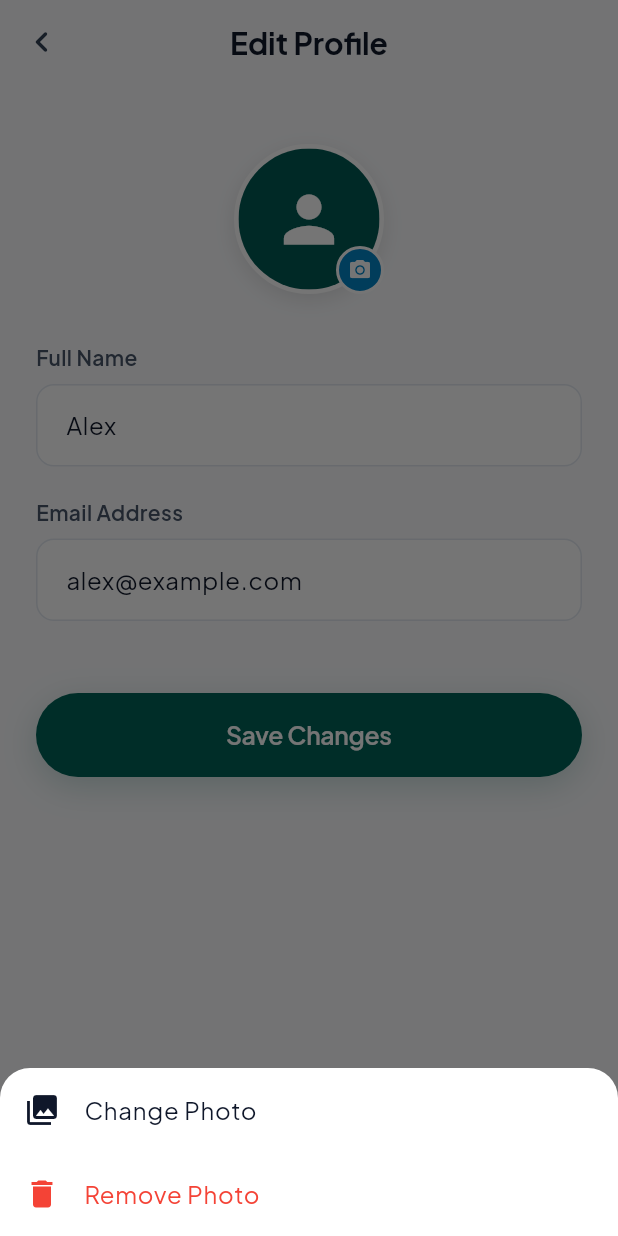
After one commit to thaveeshatk/Fitness-App, a Flutter app: the EditProfileScreen screen opened directly, after a tap on the "person" icon, on a phone screen of 412 x 824 dp. The commit adds this screen. Run offline on Flutter 3.47's test engine with Material 3 defaults, Android fonts, the phone set to English and light mode, and no system bars; our stand-ins replace cloud_firestore, firebase_auth, firebase_core, google_fonts; accounts and stored records are empty; network calls fail.

Commit message:
feat: add authentication service and profile management screens(edit profile)

```diff
--- a/lib/features/auth/data/services/auth_service.dart
+++ b/lib/features/auth/data/services/auth_service.dart
@@ -30,7 +30,7 @@ class AuthService {
   ];
 
   /// Updates profile picture URL across the app and notifies all listeners
-  static Future<void> updateProfilePhoto(String newPhotoUrl) async {
+  static Future<void> updateProfilePhoto(String? newPhotoUrl) async {
     final current = _currentUser ?? AuthUser.mockDefault();
     _currentUser = current.copyWith(photoUrl: newPhotoUrl);
     userNotifier.value = _currentUser;
@@ -44,6 +44,46 @@ class AuthService {
         developer.log('Failed updating Firebase user photo: $e', name: 'AuthService');
       }
     }
+  }
+
+  /// Updates profile information including name, email, and optionally photo.
+  static Future<void> updateProfileInfo({
+    required String name,
+    required String email,
+    String? photoUrl,
+  }) async {
+    final current = _currentUser ?? AuthUser.mockDefault();
+    _currentUser = AuthUser(
+      uid: current.uid,
+      name: name,
+      email: email,
+      photoUrl: photoUrl ?? current.photoUrl,
+    );
+    userNotifier.value = _currentUser;
+
+    developer.log('Updated profile info: $name, $email', name: 'AuthService');
+
+    if (FirebaseService.isInitialized) {
+      try {
+        final fbUser = FirebaseAuth.instance.currentUser;
+        if (fbUser != null) {
+          if (name != fbUser.displayName) {
+            await fbUser.updateDisplayName(name);
+          }
+          if (photoUrl != null && photoUrl != fbUser.photoURL) {
+            await fbUser.updatePhotoURL(photoUrl);
+          }
+          if (email != fbUser.email) {
+            await fbUser.verifyBeforeUpdateEmail(email); // Firebase recommended way
+          }
+        }
+      } catch (e) {
+        developer.log('Failed updating Firebase user info: $e', name: 'AuthService');
+      }
+    }
+
+    // Simulate network delay for local usage
+    await Future.delayed(const Duration(milliseconds: 500));
   }
 
   /// Sign in with Email and Password
--- /dev/null
+++ b/lib/features/profile/presentation/screens/edit_profile_screen.dart
@@ -0,0 +1,329 @@
+import 'package:flutter/material.dart';
+import 'package:google_fonts/google_fonts.dart';
+import '../../../../core/widgets/primary_pill_button.dart';
+import '../../../../core/widgets/user_avatar.dart';
+import '../../../auth/data/services/auth_service.dart';
+
+class EditProfileScreen extends StatefulWidget {
+  const EditProfileScreen({super.key});
+
+  @override
+  State<EditProfileScreen> createState() => _EditProfileScreenState();
+}
+
+class _EditProfileScreenState extends State<EditProfileScreen> {
+  final _formKey = GlobalKey<FormState>();
+  late TextEditingController _nameController;
+  late TextEditingController _emailController;
+  String? _currentPhotoUrl;
+  bool _isLoading = false;
+
+  @override
+  void initState() {
+    super.initState();
+    final user = AuthService.currentUser;
+    _nameController = TextEditingController(text: user.name);
+    _emailController = TextEditingController(text: user.email);
+    _currentPhotoUrl = user.photoUrl;
+  }
+
+  @override
+  void dispose() {
+    _nameController.dispose();
+    _emailController.dispose();
+    super.dispose();
+  }
+
+  bool _hasUnsavedChanges() {
+    final user = AuthService.currentUser;
+    return _nameController.text != user.name ||
+        _emailController.text != user.email ||
+        _currentPhotoUrl != user.photoUrl;
+  }
+
+  Future<bool> _onWillPop() async {
+    if (!_hasUnsavedChanges()) return true;
+
+    final shouldDiscard = await showDialog<bool>(
+      context: context,
+      builder: (context) => AlertDialog(
+        title: Text(
+          'Discard changes?',
+          style: GoogleFonts.plusJakartaSans(fontWeight: FontWeight.bold),
+        ),
+        content: Text(
+          'You have unsaved changes. Are you sure you want to discard them?',
+          style: GoogleFonts.plusJakartaSans(),
+        ),
+        actions: [
+          TextButton(
+            onPressed: () => Navigator.pop(context, false),
+            child: const Text('Cancel'),
+          ),
+          TextButton(
+            onPressed: () => Navigator.pop(context, true),
+            child: const Text('Discard', style: TextStyle(color: Colors.red)),
+          ),
+        ],
+      ),
+    );
+
+    return shouldDiscard ?? false;
+  }
+
+  void _showPhotoOptions() {
+    showModalBottomSheet(
+      context: context,
+      shape: const RoundedRectangleBorder(
+        borderRadius: BorderRadius.vertical(top: Radius.circular(20)),
+      ),
+      builder: (context) {
+        return SafeArea(
+          child: Column(
+            mainAxisSize: MainAxisSize.min,
+            children: [
+              ListTile(
+                leading: const Icon(Icons.photo_library),
+                title: Text('Change Photo', style: GoogleFonts.plusJakartaSans()),
+                onTap: () {
+                  Navigator.pop(context);
+                  // For demo, we just cycle through preset avatars
+                  final presets = AuthService.presetAvatars;
+                  setState(() {
+                    _currentPhotoUrl = presets[(presets.indexOf(_currentPhotoUrl ?? '') + 1) % presets.length];
+                  });
+                },
+              ),
+              ListTile(
+                leading: const Icon(Icons.delete, color: Colors.red),
+                title: Text('Remove Photo', style: GoogleFonts.plusJakartaSans(color: Colors.red)),
+                onTap: () {
+                  Navigator.pop(context);
+                  setState(() {
+                    _currentPhotoUrl = null;
+                  });
+                },
+              ),
+            ],
+          ),
+        );
+      },
+    );
+  }
+
+  Future<void> _saveChanges() async {
+    if (!_formKey.currentState!.validate()) return;
+
+    setState(() => _isLoading = true);
+
+    try {
+      await AuthService.updateProfileInfo(
+        name: _nameController.text.trim(),
+        email: _emailController.text.trim(),
+        photoUrl: _currentPhotoUrl,
+      );
+
+      if (mounted) {
+        ScaffoldMessenger.of(context).showSnackBar(
+          const SnackBar(content: Text('Profile updated successfully!')),
+        );
+        Navigator.pop(context);
+      }
+    } catch (e) {
+      if (mounted) {
+        ScaffoldMessenger.of(context).showSnackBar(
+          SnackBar(content: Text('Failed to update profile: $e')),
+        );
+      }
+    } finally {
+      if (mounted) {
+        setState(() => _isLoading = false);
+      }
+    }
+  }
+
+  @override
+  Widget build(BuildContext context) {
+    return WillPopScope(
+      onWillPop: _onWillPop,
+      child: Scaffold(
+        backgroundColor: const Color(0xFFFAFBFD),
+        appBar: AppBar(
+          backgroundColor: const Color(0xFFFAFBFD),
+          elevation: 0,
+          leading: IconButton(
+            icon: const Icon(Icons.chevron_left_rounded, color: Color(0xFF334155), size: 28),
+            onPressed: () async {
+              if (await _onWillPop()) {
+                Navigator.pop(context);
+              }
+            },
+          ),
+          title: Text(
+            'Edit Profile',
+            style: GoogleFonts.plusJakartaSans(
+              fontSize: 20,
+              fontWeight: FontWeight.w700,
+              color: const Color(0xFF0F172A),
+            ),
+          ),
+          centerTitle: true,
+        ),
+        body: SafeArea(
+          child: SingleChildScrollView(
+            padding: const EdgeInsets.all(24.0),
+            child: Form(
+              key: _formKey,
+              child: Column(
+                crossAxisAlignment: CrossAxisAlignment.center,
+                children: [
+                  const SizedBox(height: 16),
+                  Center(
+                    child: GestureDetector(
+                      onTap: _showPhotoOptions,
+                      child: Stack(
+                        clipBehavior: Clip.none,
+                        children: [
+                          Container(
+                            width: 100,
+                            height: 100,
+                            decoration: BoxDecoration(
+                              shape: BoxShape.circle,
+                              border: Border.all(color: Colors.white, width: 3),
+                              boxShadow: [
+                                BoxShadow(
+                                  color: Colors.black.withOpacity(0.1),
+                                  blurRadius: 10,
+                                  offset: const Offset(0, 4),
+                                ),
+                              ],
+                            ),
+                            child: ClipOval(
+                              child: _currentPhotoUrl != null
+                                  ? Image.network(
+                                      _currentPhotoUrl!,
+                                      fit: BoxFit.cover,
+                                      errorBuilder: (_, __, ___) => _buildFallbackAvatar(),
+                                    )
+                                  : _buildFallbackAvatar(),
+                            ),
+                          ),
+                          Positioned(
+                            right: 0,
+                            bottom: 0,
+                            child: Container(
+                              padding: const EdgeInsets.all(6),
+                              decoration: BoxDecoration(
+                                color: const Color(0xFF0284C7),
+                                shape: BoxShape.circle,
+                                border: Border.all(color: Colors.white, width: 2),
+                              ),
+                              child: const Icon(Icons.camera_alt, color: Colors.white, size: 16),
+                            ),
+                          ),
+                        ],
+                      ),
+                    ),
+                  ),
+                  const SizedBox(height: 32),
+                  _buildTextField(
+                    label: 'Full Name',
+                    controller: _nameController,
+                    validator: (val) {
+                      if (val == null || val.trim().isEmpty) return 'Name is required';
+                      return null;
+                    },
+                  ),
+                  const SizedBox(height: 20),
+                  _buildTextField(
+                    label: 'Email Address',
+                    controller: _emailController,
+                    keyboardType: TextInputType.emailAddress,
+                    validator: (val) {
+                      if (val == null || val.trim().isEmpty) return 'Email is required';
+                      if (!RegExp(r"^[a-zA-Z0-9.a-zA-Z0-9.!#$%&'*+-/=?^_`{|}~]+@[a-zA-Z0-9]+\.[a-zA-Z]+")
+                          .hasMatch(val)) {
+                        return 'Enter a valid email address';
+                      }
+                      return null;
+                    },
+                  ),
+                  const SizedBox(height: 48),
+                  if (_isLoading)
+                    const CircularProgressIndicator()
+                  else
+                    PrimaryPillButton(
+                      label: 'Save Changes',
+                      onPressed: _saveChanges,
+                      showArrow: false,
+                    ),
+                ],
+              ),
+            ),
+          ),
+        ),
+      ),
+    );
+  }
+
+  Widget _buildFallbackAvatar() {
+    return Container(
+      color: const Color(0xFF005953),
+      child: const Center(
+        child: Icon(Icons.person, color: Colors.white, size: 50),
+      ),
+    );
+  }
+
+  Widget _buildTextField({
+    required String label,
+    required TextEditingController controller,
+    TextInputType? keyboardType,
+    String? Function(String?)? validator,
+  }) {
+    return Column(
+      crossAxisAlignment: CrossAxisAlignment.start,
+      children: [
+        Text(
+          label,
+          style: GoogleFonts.plusJakartaSans(
+            fontSize: 14,
+            fontWeight: FontWeight.w600,
+            color: const Color(0xFF475569),
+          ),
+        ),
+        const SizedBox(height: 8),
+        TextFormField(
+          controller: controller,
+          keyboardType: keyboardType,
+          validator: validator,
+          style: GoogleFonts.plusJakartaSans(
+            fontSize: 16,
+            color: const Color(0xFF0F172A),
+          ),
+          decoration: InputDecoration(
+            filled: true,
+            fillColor: Colors.white,
+            contentPadding: const EdgeInsets.symmetric(horizontal: 16, vertical: 16),
+            border: OutlineInputBorder(
+              borderRadius: BorderRadius.circular(12),
+              borderSide: BorderSide.none,
+            ),
+            enabledBorder: OutlineInputBorder(
+              borderRadius: BorderRadius.circular(12),
+              borderSide: const BorderSide(color: Color(0xFFE2E8F0)),
+            ),
+            focusedBorder: OutlineInputBorder(
+              borderRadius: BorderRadius.circular(12),
+              borderSide: const BorderSide(color: Color(0xFF0284C7), width: 1.5),
+            ),
+            errorBorder: OutlineInputBorder(
+              borderRadius: BorderRadius.circular(12),
+              borderSide: const BorderSide(color: Colors.red, width: 1.5),
+            ),
+          ),
+        ),
+      ],
+    );
+  }
+}
```
Also changed, not shown: lib/features/profile/presentation/screens/settings_screen.dart (+7 -1 lines).
